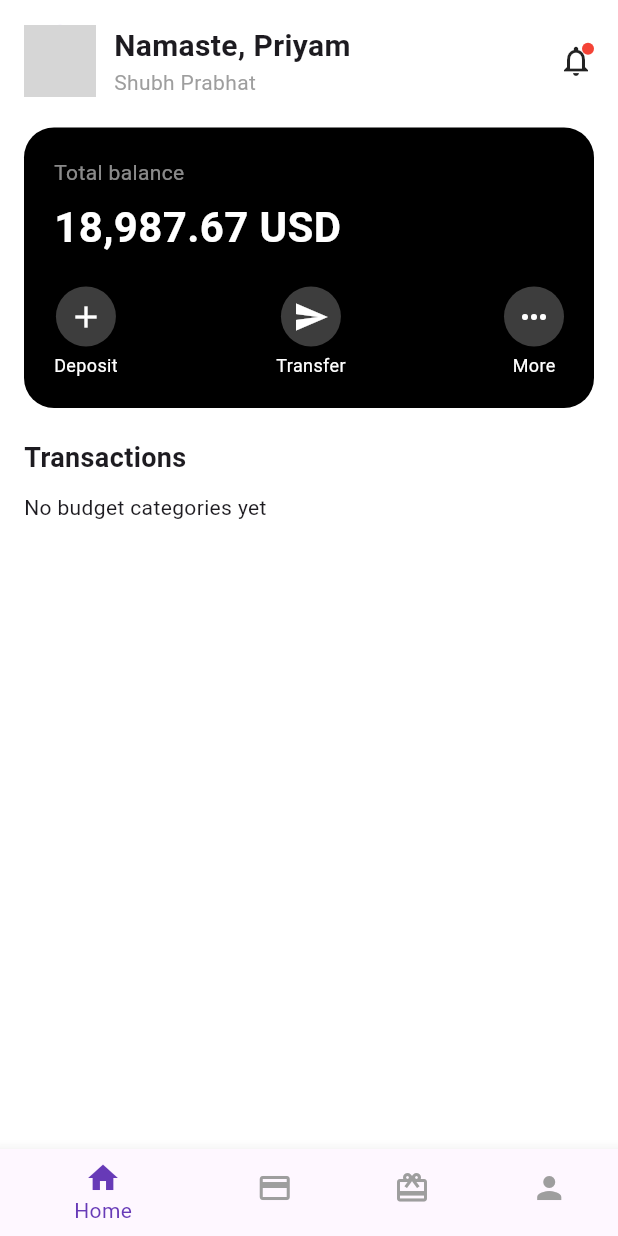
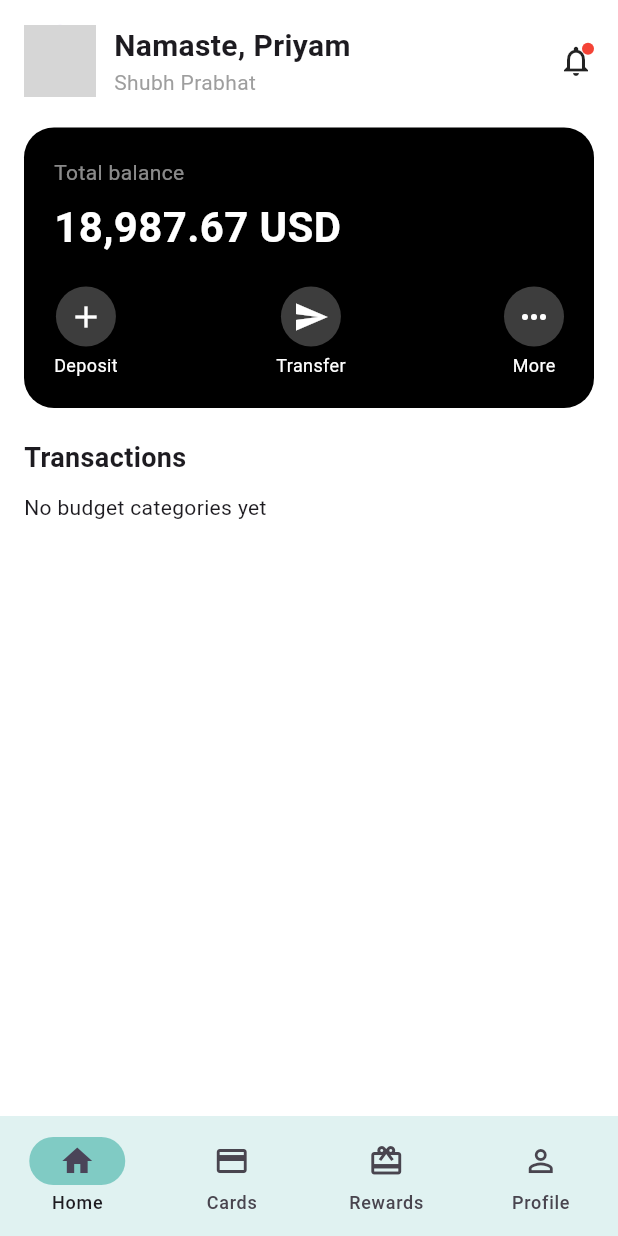
Before and after one commit to priyamtripathiii03/fintrackapp, a Flutter app: the screen it shows after launch, on a phone screen of 412 x 824 dp. Run offline on Flutter 3.47's test engine with Material 3 defaults, Android fonts, the light colour scheme and no system bars; our stand-ins replace percent_indicator, pie_chart; network calls fail; grey boxes are pictures that could not be loaded.

Commit message:
28-07-2025

```diff
--- a/lib/views/home_page.dart
+++ b/lib/views/home_page.dart
@@ -1,7 +1,7 @@
 import 'package:fintrackapp/views/budget_over_view_screen.dart';
 import 'package:flutter/material.dart';
 import '../budget_screen.dart';
-import 'category_screen.dart' hide BudgetCategory;
+import 'category_screen.dart';
 
 class DashboardScreen extends StatefulWidget {
   final List<BudgetCategory> initialCategories;
@@ -26,20 +26,36 @@ class _DashboardScreenState extends State<DashboardScreen> {
   Widget build(BuildContext context) {
     return Scaffold(
       backgroundColor: Colors.white,
-      bottomNavigationBar: BottomNavigationBar(
-        currentIndex: _currentIndex,
-        selectedItemColor: Colors.deepPurple,
-        unselectedItemColor: Colors.grey,
-        onTap: (index) {
+      bottomNavigationBar: NavigationBar(
+        selectedIndex: _currentIndex,
+        backgroundColor: Colors.teal.shade50,
+        onDestinationSelected: (index) {
           setState(() {
             _currentIndex = index;
           });
         },
-        items: const [
-          BottomNavigationBarItem(icon: Icon(Icons.home), label: 'Home'),
-          BottomNavigationBarItem(icon: Icon(Icons.credit_card), label: 'Cards'),
-          BottomNavigationBarItem(icon: Icon(Icons.card_giftcard), label: 'Rewards'),
-          BottomNavigationBarItem(icon: Icon(Icons.person), label: 'Profile'),
+        indicatorColor: Colors.teal.shade200,
+        destinations: const [
+          NavigationDestination(
+            icon: Icon(Icons.home_outlined),
+            selectedIcon: Icon(Icons.home),
+            label: 'Home',
+          ),
+          NavigationDestination(
+            icon: Icon(Icons.credit_card_outlined),
+            selectedIcon: Icon(Icons.credit_card),
+            label: 'Cards',
+          ),
+          NavigationDestination(
+            icon: Icon(Icons.card_giftcard_outlined),
+            selectedIcon: Icon(Icons.card_giftcard),
+            label: 'Rewards',
+          ),
+          NavigationDestination(
+            icon: Icon(Icons.person_outline),
+            selectedIcon: Icon(Icons.person),
+            label: 'Profile',
+          ),
         ],
       ),
       body: SafeArea(
@@ -67,10 +83,16 @@ class _DashboardScreenState extends State<DashboardScreen> {
                     Stack(
                       children: [
                         GestureDetector(
-                          onTap: (){
-                            Navigator.push(context, MaterialPageRoute(builder: (context) => BudgetOverviewScreen(categories: categories),));
+                          onTap: () {
+                            Navigator.push(
+                              context,
+                              MaterialPageRoute(
+                                builder: (context) => BudgetOverviewScreen(categories: categories),
+                              ),
+                            );
                           },
-                            child: const Icon(Icons.notifications_none)),
+                          child: const Icon(Icons.notifications_none),
+                        ),
                         const Positioned(
                           right: 0,
                           top: 0,
```
